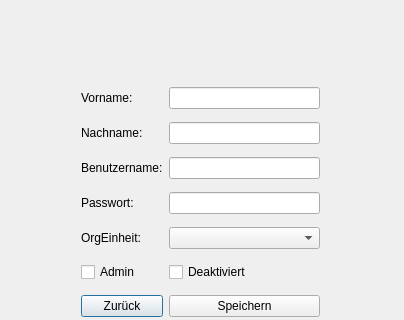
This is ZitatErfassung/frmbenutzeraendern.ui in TrialAnd404/MyRepo as Qt 5 draws it before an edit; both pictures show x 0 to 404 and y 0 to 320 of the 404 by 468 pixel window. The edited form follows.
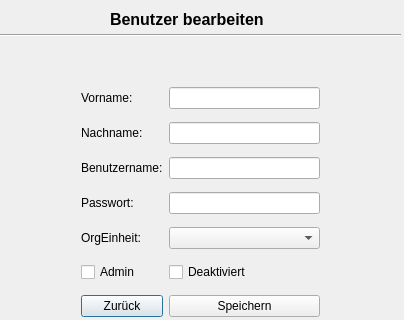
This is the edited form.

The edit to the form file:
```diff
--- a/ZitatErfassung/frmbenutzeraendern.ui
+++ b/ZitatErfassung/frmbenutzeraendern.ui
@@ -142,6 +142,32 @@
     <enum>Qt::Horizontal</enum>
    </property>
   </widget>
+  <widget class="Line" name="line_2">
+   <property name="geometry">
+    <rect>
+     <x>0</x>
+     <y>25</y>
+     <width>401</width>
+     <height>21</height>
+    </rect>
+   </property>
+   <property name="orientation">
+    <enum>Qt::Horizontal</enum>
+   </property>
+  </widget>
+  <widget class="QLabel" name="label_5">
+   <property name="geometry">
+    <rect>
+     <x>110</x>
+     <y>10</y>
+     <width>181</width>
+     <height>16</height>
+    </rect>
+   </property>
+   <property name="text">
+    <string>&lt;html&gt;&lt;head/&gt;&lt;body&gt;&lt;p&gt;&lt;span style=&quot; font-size:12pt; font-weight:600;&quot;&gt;Benutzer bearbeiten&lt;/span&gt;&lt;/p&gt;&lt;/body&gt;&lt;/html&gt;</string>
+   </property>
+  </widget>
  </widget>
  <resources/>
  <connections/>
```
